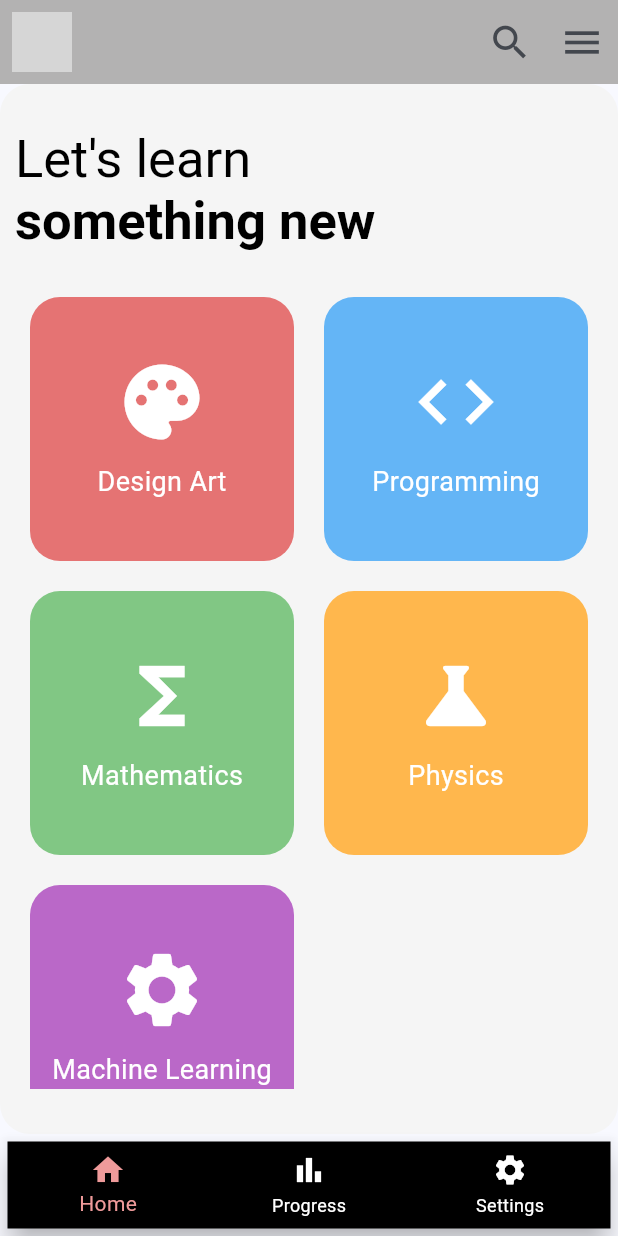
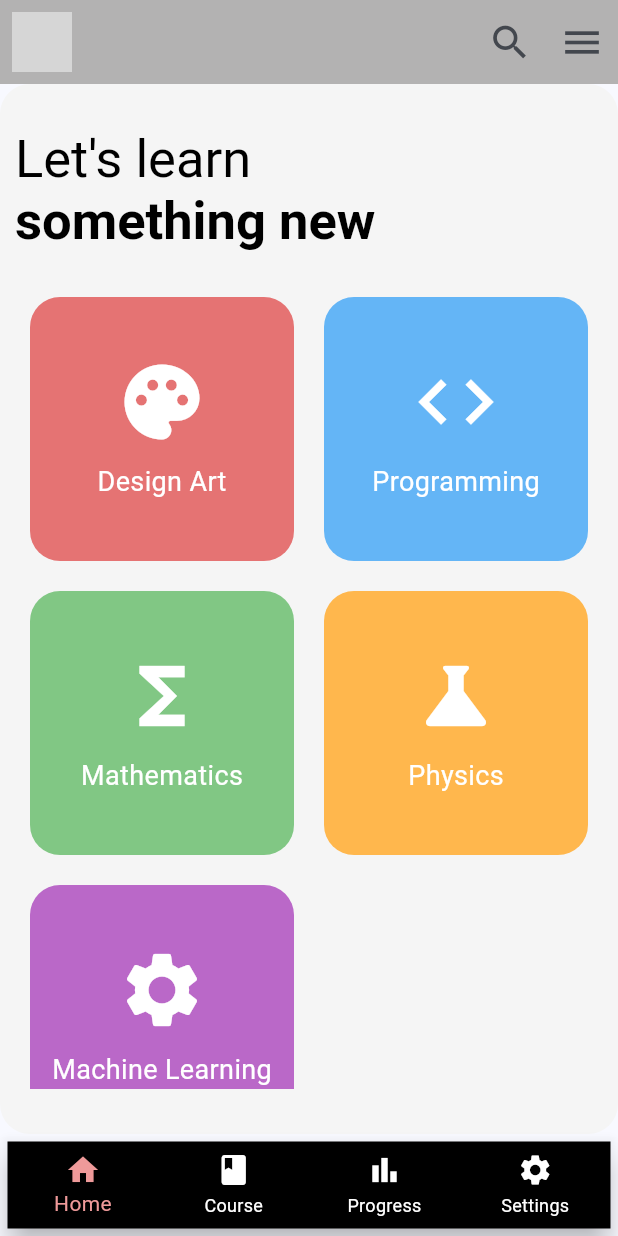
Before and after one commit to thewebalchemist/ubunifu-mobile, a Flutter app: the screen it shows after launch, on a phone screen of 412 x 824 dp. Run offline on Flutter 3.47's test engine with Material 3 defaults, Android fonts, the phone set to English and light mode, and no system bars; network calls fail; grey boxes are pictures that could not be loaded.

Commit message:
tuesday lesson

```diff
--- a/lib/main.dart
+++ b/lib/main.dart
@@ -1,5 +1,5 @@
-import 'package:flutter/gestures.dart';
 import 'package:flutter/material.dart';
+import 'package:myapp/screens/progress.dart';
 
 void main() {
   runApp(const MyApp());
@@ -82,12 +82,11 @@ class _MyHomePageState extends State<MyHomePage> {
       ),
       drawer: Drawer(
         backgroundColor: Colors.white,
-       shape: const RoundedRectangleBorder(
-        borderRadius: BorderRadius.only(
-        topRight: Radius.circular(20),
-        bottomRight: Radius.circular(20),
-        )
-       ),
+        shape: const RoundedRectangleBorder(
+            borderRadius: BorderRadius.only(
+          topRight: Radius.circular(20),
+          bottomRight: Radius.circular(20),
+        )),
         child: ListView(
           padding: EdgeInsets.zero,
           children: <Widget>[
@@ -109,6 +108,17 @@ class _MyHomePageState extends State<MyHomePage> {
               onTap: () {
                 // Navigate to account page
                 Navigator.pop(context);
+              },
+            ),
+            ListTile(
+              leading: const Icon(Icons.book),
+              title: const Text('Your Progress'),
+              onTap: () {
+                Navigator.pop(context);
+                Navigator.push(
+                    context,
+                    MaterialPageRoute(
+                        builder: (context) => const ProgressScreen()));
               },
             ),
             ListTile(
@@ -179,11 +189,16 @@ class _MyHomePageState extends State<MyHomePage> {
                 crossAxisSpacing: 20,
                 mainAxisSpacing: 20,
                 children: <Widget>[
-                  _buildCourseItem('Design Art', Icons.palette, Colors.red[300]!),
-                  _buildCourseItem('Programming', Icons.code, Colors.blue[300]!),
-                  _buildCourseItem('Mathematics', Icons.functions, Colors.green[300]!),
-                  _buildCourseItem('Physics', Icons.science, Colors.orange[300]!),
-                  _buildCourseItem('Machine Learning', Icons.settings, Colors.purple[300]!)
+                  _buildCourseItem(
+                      'Design Art', Icons.palette, Colors.red[300]!),
+                  _buildCourseItem(
+                      'Programming', Icons.code, Colors.blue[300]!),
+                  _buildCourseItem(
+                      'Mathematics', Icons.functions, Colors.green[300]!),
+                  _buildCourseItem(
+                      'Physics', Icons.science, Colors.orange[300]!),
+                  _buildCourseItem(
+                      'Machine Learning', Icons.settings, Colors.purple[300]!)
                 ],
               ),
             ),
@@ -207,8 +222,11 @@ class _MyHomePageState extends State<MyHomePage> {
           type: BottomNavigationBarType.fixed,
           items: const <BottomNavigationBarItem>[
             BottomNavigationBarItem(icon: Icon(Icons.home), label: 'Home'),
-            BottomNavigationBarItem(icon: Icon(Icons.bar_chart), label: 'Progress'),
-            BottomNavigationBarItem(icon: Icon(Icons.settings), label: 'Settings')
+            BottomNavigationBarItem(icon: Icon(Icons.book), label: 'Course'),
+            BottomNavigationBarItem(
+                icon: Icon(Icons.bar_chart), label: 'Progress'),
+            BottomNavigationBarItem(
+                icon: Icon(Icons.settings), label: 'Settings')
           ],
         ),
       ),
```
Also changed, not shown: lib/screens/progress.dart (added, +92 -0 lines), lib/screens/auth/login.dart (added), lib/screens/auth/sign-up.dart (added), lib/screens/course.dart (added), lib/screens/settings.dart (added).
